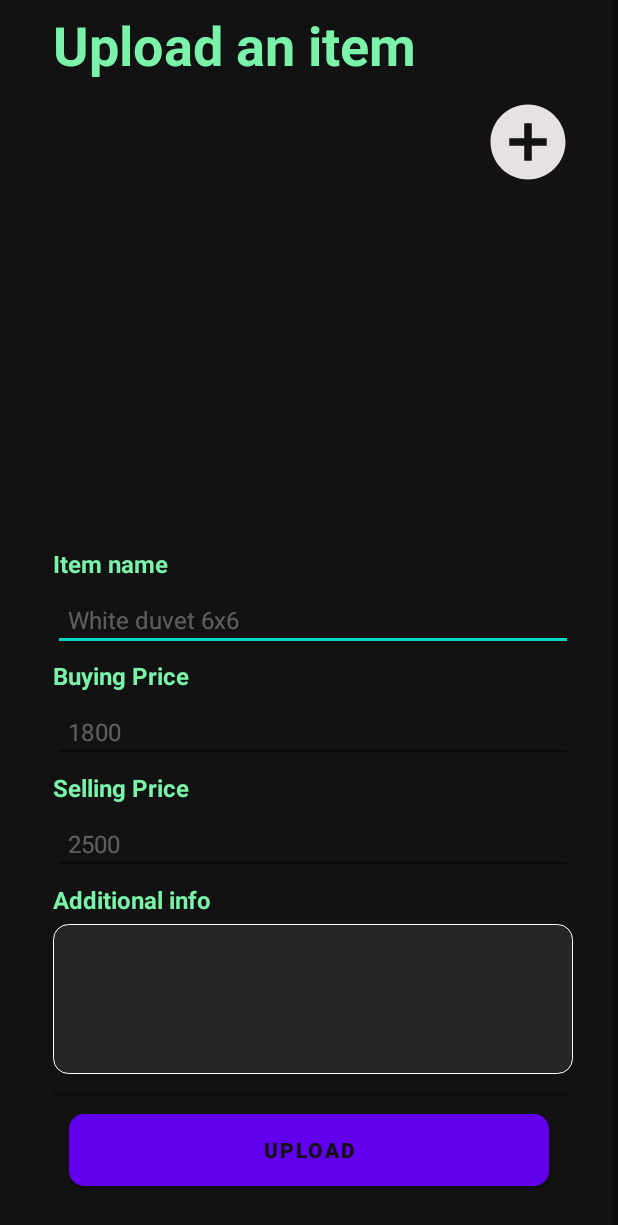
After one commit to dorcasndungu/Picha_Inventory, an Android app: the layout activity_upload.xml on its own in the app's theme, with its tools: preview values and no code run, on a phone screen of 412 x 824 dp. The commit adds this screen. Shown: the top 1225 px of the screen. Run offline under Robolectric (Android 15) with nearby library versions, the phone set to English and light mode, and no system bars.

Commit message:
upload ui updates

```diff
--- a/app/build.gradle
+++ b/app/build.gradle
@@ -17,6 +17,9 @@ android {
         testInstrumentationRunner "androidx.test.runner.AndroidJUnitRunner"
     }
 
+    buildFeatures {
+        viewBinding true
+    }
     buildTypes {
         release {
             minifyEnabled false
@@ -35,6 +38,8 @@ dependencies {
     implementation 'com.google.android.material:material:1.8.0'
     implementation 'com.google.firebase:firebase-database:20.1.0'
     implementation 'androidx.constraintlayout:constraintlayout:2.1.4'
+    implementation 'com.google.firebase:firebase-database-ktx:20.2.1'
+    implementation 'com.google.firebase:firebase-storage-ktx:20.2.0'
     testImplementation 'junit:junit:4.13.2'
     androidTestImplementation 'androidx.test.ext:junit:1.1.5'
     androidTestImplementation 'androidx.test.espresso:espresso-core:3.5.1'
--- /dev/null
+++ b/app/src/main/java/com/example/pichainventory/ui/UploadActivity.java
@@ -0,0 +1,30 @@
+package com.example.pichainventory.ui;
+
+import androidx.appcompat.app.AppCompatActivity;
+
+import android.net.Uri;
+import android.os.Bundle;
+
+import com.example.pichainventory.R;
+import com.example.pichainventory.databinding.ActivityUploadBinding;
+import com.google.firebase.database.DatabaseReference;
+import com.google.firebase.storage.StorageReference;
+import com.google.firebase.storage.StorageTask;
+
+public class UploadActivity extends AppCompatActivity {
+
+
+    private Uri mImageUri;
+
+    private StorageReference mStorageRef;
+    private DatabaseReference mDatabaseRef;
+ActivityUploadBinding binding;
+
+
+    @Override
+    protected void onCreate(Bundle savedInstanceState) {
+        super.onCreate(savedInstanceState);
+        binding=ActivityUploadBinding.inflate(getLayoutInflater());
+        setContentView(binding.getRoot());
+    }
+}
--- a/app/src/main/java/com/example/pichainventory/ui_fragments/UploadFragment.java
+++ /dev/null
@@ -1,66 +0,0 @@
-package com.example.pichainventory.ui_fragments;
-
-import android.os.Bundle;
-
-import androidx.fragment.app.Fragment;
-
-import android.view.LayoutInflater;
-import android.view.View;
-import android.view.ViewGroup;
-
-import com.example.pichainventory.R;
-
-/**
- * A simple {@link Fragment} subclass.
- * Use the {@link UploadFragment#newInstance} factory method to
- * create an instance of this fragment.
- */
-public class UploadFragment extends Fragment {
-
-    // TODO: Rename parameter arguments, choose names that match
-    // the fragment initialization parameters, e.g. ARG_ITEM_NUMBER
-    private static final String ARG_PARAM1 = "param1";
-    private static final String ARG_PARAM2 = "param2";
-
-    // TODO: Rename and change types of parameters
-    private String mParam1;
-    private String mParam2;
-
-    public UploadFragment() {
-        // Required empty public constructor
-    }
-
-    /**
-     * Use this factory method to create a new instance of
-     * this fragment using the provided parameters.
-     *
-     * @param param1 Parameter 1.
-     * @param param2 Parameter 2.
-     * @return A new instance of fragment UploadFragment.
-     */
-    // TODO: Rename and change types and number of parameters
-    public static UploadFragment newInstance(String param1, String param2) {
-        UploadFragment fragment = new UploadFragment();
-        Bundle args = new Bundle();
-        args.putString(ARG_PARAM1, param1);
-        args.putString(ARG_PARAM2, param2);
-        fragment.setArguments(args);
-        return fragment;
-    }
-
-    @Override
-    public void onCreate(Bundle savedInstanceState) {
-        super.onCreate(savedInstanceState);
-        if (getArguments() != null) {
-            mParam1 = getArguments().getString(ARG_PARAM1);
-            mParam2 = getArguments().getString(ARG_PARAM2);
-        }
-    }
-
-    @Override
-    public View onCreateView(LayoutInflater inflater, ViewGroup container,
-                             Bundle savedInstanceState) {
-        // Inflate the layout for this fragment
-        return inflater.inflate(R.layout.fragment_upload, container, false);
-    }
-}
--- /dev/null
+++ b/app/src/main/res/drawable-v24/fields_round_corner.xml
@@ -0,0 +1,9 @@
+<?xml version="1.0" encoding="utf-8"?>
+<shape xmlns:android="http://schemas.android.com/apk/res/android">
+    <corners  android:radius="10dp"/>
+    <solid android:color="#262626" />
+    <stroke
+        android:width="0.8dp"
+
+        android:color="#FFFFFFFF" />
+</shape>
--- /dev/null
+++ b/app/src/main/res/drawable-v24/green_button.xml
@@ -0,0 +1,6 @@
+<?xml version="1.0" encoding="utf-8"?>
+<shape xmlns:android="http://schemas.android.com/apk/res/android">
+    <corners  android:radius="10dp"/>
+    <solid android:color="#9FF6C2" />
+
+</shape>
--- /dev/null
+++ b/app/src/main/res/drawable-v24/ic_baseline_add_circle_24.xml
@@ -0,0 +1,5 @@
+<vector android:height="24dp" android:tint="#E7E2E2"
+    android:viewportHeight="24" android:viewportWidth="24"
+    android:width="24dp" xmlns:android="http://schemas.android.com/apk/res/android">
+    <path android:fillColor="@android:color/white" android:pathData="M12,2C6.48,2 2,6.48 2,12s4.48,10 10,10 10,-4.48 10,-10S17.52,2 12,2zM17,13h-4v4h-2v-4L7,13v-2h4L11,7h2v4h4v2z"/>
+</vector>
--- /dev/null
+++ b/app/src/main/res/drawable/ic_baseline_insert_photo_24.xml
@@ -0,0 +1,5 @@
+<vector android:height="24dp" android:tint="#FFFFFF"
+    android:viewportHeight="24" android:viewportWidth="24"
+    android:width="24dp" xmlns:android="http://schemas.android.com/apk/res/android">
+    <path android:fillColor="@android:color/white" android:pathData="M21,19V5c0,-1.1 -0.9,-2 -2,-2H5c-1.1,0 -2,0.9 -2,2v14c0,1.1 0.9,2 2,2h14c1.1,0 2,-0.9 2,-2zM8.5,13.5l2.5,3.01L14.5,12l4.5,6H5l3.5,-4.5z"/>
+</vector>
--- /dev/null
+++ b/app/src/main/res/layout/activity_upload.xml
@@ -0,0 +1,194 @@
+<?xml version="1.0" encoding="utf-8"?>
+<androidx.constraintlayout.widget.ConstraintLayout xmlns:android="http://schemas.android.com/apk/res/android"
+    xmlns:app="http://schemas.android.com/apk/res-auto"
+    xmlns:tools="http://schemas.android.com/tools"
+    android:layout_width="match_parent"
+    android:layout_height="match_parent"
+    android:background="@color/earthDark"
+    tools:context=".ui.UploadActivity">
+    <androidx.constraintlayout.widget.ConstraintLayout
+        android:layout_width="match_parent"
+        android:layout_height="match_parent">
+        <ScrollView
+            android:layout_width="match_parent"
+            android:layout_height="match_parent">
+
+
+
+            <LinearLayout
+                android:id="@+id/linearLayout"
+                android:layout_width="match_parent"
+                android:layout_height="wrap_content"
+                android:layout_centerHorizontal="true"
+                android:layout_centerVertical="true"
+                android:layout_marginBottom="128dp"
+                android:orientation="vertical"
+                android:paddingHorizontal="30dp"
+                android:paddingBottom="30dp"
+                app:layout_constraintBottom_toBottomOf="parent"
+                app:layout_constraintEnd_toEndOf="parent"
+                app:layout_constraintHorizontal_bias="0.0"
+                app:layout_constraintStart_toStartOf="parent">
+
+                <TextView
+                    android:id="@+id/createH1"
+                    android:layout_width="match_parent"
+                    android:layout_height="wrap_content"
+                    android:layout_margin="5dp"
+                    android:text="Upload an item"
+                    android:textAlignment="viewStart"
+                    android:textAppearance="@style/TextAppearance.AppCompat.Display1"
+                    android:textColor="@color/earthGreen"
+                    android:textSize="36sp"
+                    android:textStyle="bold" />
+
+                <LinearLayout
+                    android:layout_width="match_parent"
+                    android:layout_height="wrap_content"
+                    android:orientation="horizontal">
+
+                    <com.google.android.material.imageview.ShapeableImageView
+                        android:id="@+id/profilePhoto"
+                        android:layout_width="match_parent"
+                        android:layout_height="300dp"
+                        android:scaleType="centerCrop"
+                        app:shapeAppearanceOverlay="@style/roundedImage" />
+
+                    <ImageView
+                        android:id="@+id/addButton"
+                        android:layout_width="60dp"
+                        android:layout_marginStart="-60dp"
+
+                        android:layout_marginTop="5dp"
+                        android:layout_height="60dp"
+                        app:srcCompat="@drawable/ic_baseline_add_circle_24" />
+                </LinearLayout>
+
+                <TextView
+                    android:id="@+id/nameLabel"
+                    android:layout_width="match_parent"
+                    android:layout_height="wrap_content"
+                    android:layout_margin="5dp"
+                    android:text="Item name"
+
+                    android:textColor="@color/earthGreen"
+                    android:textSize="16sp"
+                    android:textStyle="bold" />
+
+                <EditText
+                    android:id="@+id/nameEditText"
+                    android:layout_width="match_parent"
+                    android:layout_height="wrap_content"
+                    android:layout_marginStart="5dp"
+
+                    android:hint="White duvet 6x6"
+
+
+                    android:padding="10dp"
+                    android:textColor="@color/white"
+                    android:textColorHint="#52FFFFFF"
+                    android:textSize="16sp" />
+
+
+                <TextView
+                    android:id="@+id/BirthdayLabel"
+                    android:layout_width="match_parent"
+                    android:layout_height="wrap_content"
+                    android:text="Buying Price"
+                    android:textColor="@color/earthGreen"
+                    android:textSize="16sp"
+                    android:layout_margin="5dp"
+
+                    android:textStyle="bold" />
+
+                <EditText
+                    android:id="@+id/BirthdayEditText"
+                    android:layout_width="match_parent"
+                    android:layout_height="wrap_content"
+                    android:layout_marginStart="5dp"
+                    android:inputType="number"
+                    android:hint="1800"
+                    android:padding="10dp"
+                    android:textColor="@color/white"
+                    android:textColorHint="#52FFFFFF"
+                    android:textSize="16sp" />
+                <TextView
+                    android:id="@+id/locationLabel"
+                    android:layout_width="match_parent"
+                    android:layout_height="wrap_content"
+                    android:text="Selling Price"
+                    android:layout_margin="5dp"
+                    android:textColor="@color/earthGreen"
+                    android:textSize="16sp"
+                    android:textStyle="bold" />
+
+                <EditText
+                    android:id="@+id/locationEditText"
+                    android:layout_width="match_parent"
+                    android:layout_height="wrap_content"
+                    android:layout_marginStart="5dp"
+                    android:inputType="number"
+                    android:hint="2500"
+                    android:padding="10dp"
+                    android:textColor="@color/white"
+                    android:textColorHint="#52FFFFFF"
+                    android:textSize="16sp"
+                    />
+
+                <TextView
+                    android:id="@+id/MyStoryLabel"
+                    android:layout_width="match_parent"
+                    android:layout_height="wrap_content"
+                    android:text="Additional info"
+                    android:layout_margin="5dp"
+                    android:textColor="@color/earthGreen"
+                    android:textSize="16sp"
+                    android:textStyle="bold" />
+
+                <EditText
+                    android:id="@+id/MyStoryEditText"
+                    android:layout_width="match_parent"
+                    android:layout_height="wrap_content"
+                    android:layout_marginStart="5dp"
+                    android:inputType="textMultiLine"
+
+                    android:gravity="start"
+                    android:background="@drawable/fields_round_corner"
+                    android:minHeight="100dp"
+
+                    android:padding="10dp"
+                    android:textColor="@color/white"
+                    android:textColorHint="#52FFFFFF"
+                    android:textSize="16sp" />
+
+                <ProgressBar
+                    android:id="@+id/progress_bar"
+                    style="@style/Widget.AppCompat.ProgressBar.Horizontal"
+                    android:layout_width="match_parent"
+                    android:layout_height="wrap_content"
+                    android:layout_above="@+id/buttonNext"
+                    android:layout_marginStart="5dp"
+                    android:layout_marginTop="5dp"
+                    />
+
+                <Button
+                    android:id="@+id/buttonNext"
+                    android:layout_width="320dp"
+                    android:layout_height="wrap_content"
+                    android:layout_margin="5dp"
+                    android:layout_marginTop="5dp"
+                    android:background="@drawable/green_button"
+                    android:text="UPLOAD"
+                    android:layout_gravity="center_horizontal"
+                    android:textColor="@color/earthDark"
+                    android:textStyle="bold" />
+
+
+
+            </LinearLayout>
+
+        </ScrollView>
+
+
+    </androidx.constraintlayout.widget.ConstraintLayout>
+</androidx.constraintlayout.widget.ConstraintLayout>
--- a/app/src/main/res/layout/fragment_upload.xml
+++ /dev/null
@@ -1,14 +0,0 @@
-<?xml version="1.0" encoding="utf-8"?>
-<FrameLayout xmlns:android="http://schemas.android.com/apk/res/android"
-    xmlns:tools="http://schemas.android.com/tools"
-    android:layout_width="match_parent"
-    android:layout_height="match_parent"
-    tools:context=".ui_fragments.UploadFragment">
-
-    <!-- TODO: Update blank fragment layout -->
-    <TextView
-        android:layout_width="match_parent"
-        android:layout_height="match_parent"
-        android:text="@string/hello_blank_fragment" />
-
-</FrameLayout>
--- a/app/src/main/res/values/themes.xml
+++ b/app/src/main/res/values/themes.xml
@@ -13,4 +13,10 @@
         <item name="android:statusBarColor">?attr/colorPrimaryVariant</item>
         <!-- Customize your theme here. -->
     </style>
+    <style name="roundedImage" parent="">
+        <item name="cornerFamily">rounded</item>
+        <item name="cornerSize">10dp</item>
+        <item name="color">@color/white</item>
+    </style>
+
 </resources>
--- a/build.gradle
+++ b/build.gradle
@@ -1,6 +1,7 @@
 buildscript {
     dependencies {
-        classpath 'com.google.gms:google-services:4.3.14'
+        classpath 'com.google.gms:google-services:4.3.15'
+
     }
 }// Top-level build file where you can add configuration options common to all sub-projects/modules.
 plugins {
```
Also changed, not shown: app/src/main/AndroidManifest.xml (+11 -2 lines).
